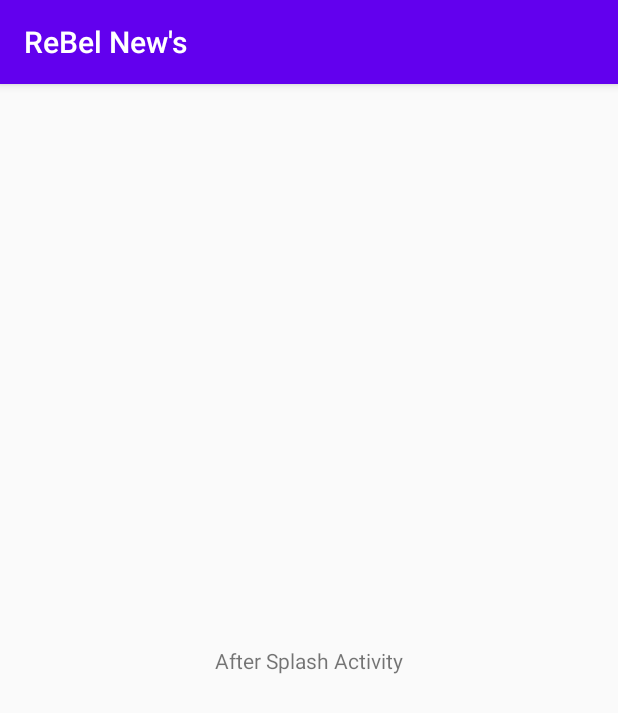
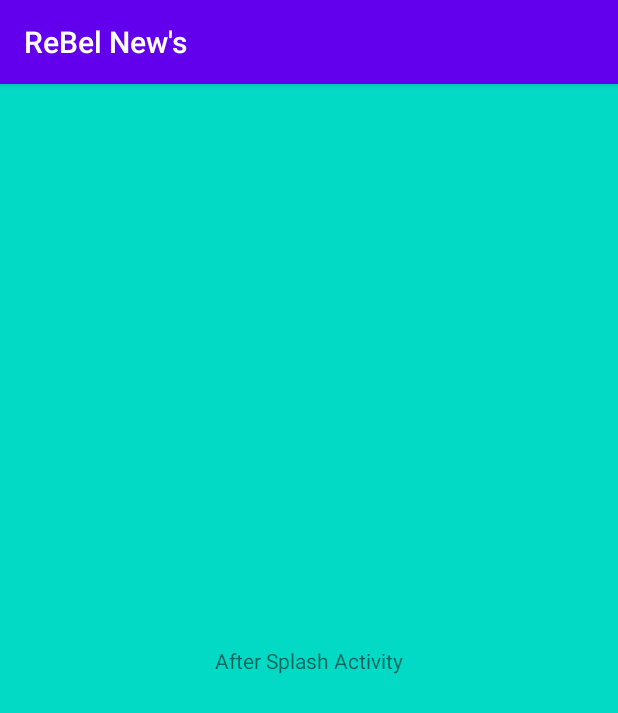
Before and after one commit to Capstone-ReBel/ReBel-Repo, an Android app: the screen it shows after launch (AfterSplashScA), on a phone screen of 412 x 824 dp. Shown: the top 713 px of the screen. Run offline under Robolectric (Android 15) with nearby library versions, the phone set to English and light mode, and no system bars.

Commit message:
FIX SPLASH

```diff
--- a/app/src/main/res/layout/activity_after_splash_sc.xml
+++ b/app/src/main/res/layout/activity_after_splash_sc.xml
@@ -4,7 +4,8 @@
     xmlns:tools="http://schemas.android.com/tools"
     android:layout_width="match_parent"
     android:layout_height="match_parent"
-    tools:context=".AfterSplashScA">
+    tools:context=".AfterSplashScA"
+    android:background="@color/colorAccent">
 
     <TextView
         android:id="@+id/txtTry"
```
